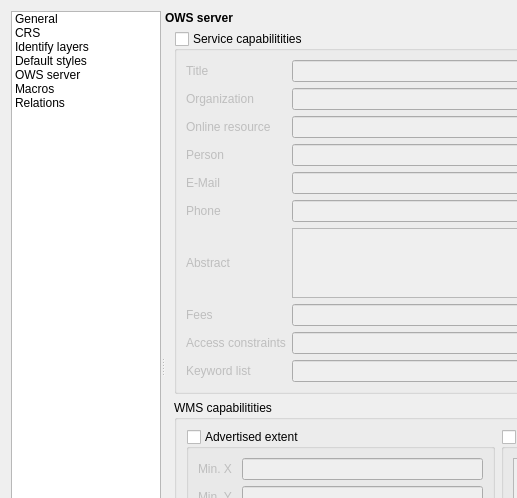
First picture: the form in src/ui/qgsprojectpropertiesbase.ui, repository carsmie/QGIS, before the edit; both pictures show x 0 to 517 and y 0 to 498 of the 827 by 759 pixel window.
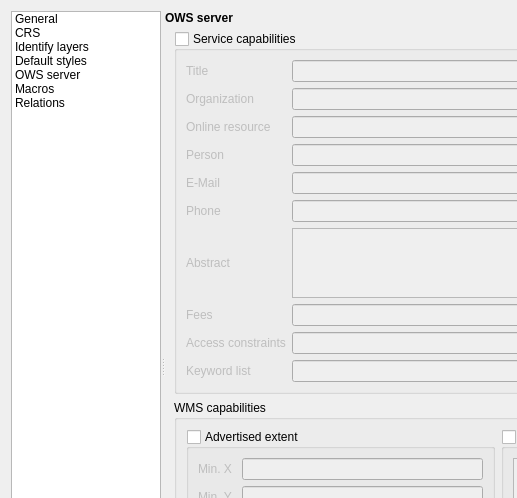
Second picture: the form after the edit. The open tabs and pages were chosen to show the change. Icons and pictures are not drawn. Custom widgets are drawn as their Qt base class.

```diff
--- a/src/ui/qgsprojectpropertiesbase.ui
+++ b/src/ui/qgsprojectpropertiesbase.ui
@@ -1332,7 +1332,7 @@
                <item>
                 <widget class="QgsCollapsibleGroupBox" name="grpOWSServiceCapabilities">
                  <property name="title">
-                  <string>Service capabilitities</string>
+                  <string>Service capabilities</string>
                  </property>
                  <property name="checkable">
                   <bool>true</bool>
@@ -1471,7 +1471,7 @@
                <item>
                 <widget class="QgsCollapsibleGroupBox" name="grpWMSCapabilities">
                  <property name="title">
-                  <string>WMS capabilitities</string>
+                  <string>WMS capabilities</string>
                  </property>
                  <property name="syncGroup" stdset="0">
                   <string notr="true">projowsserver</string>
```
Left out of the diff: 2 changed lines with no effect on the pictures.
